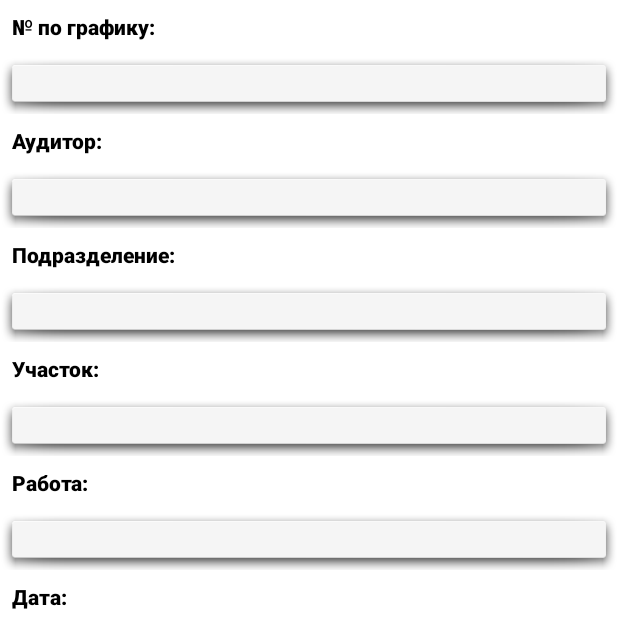
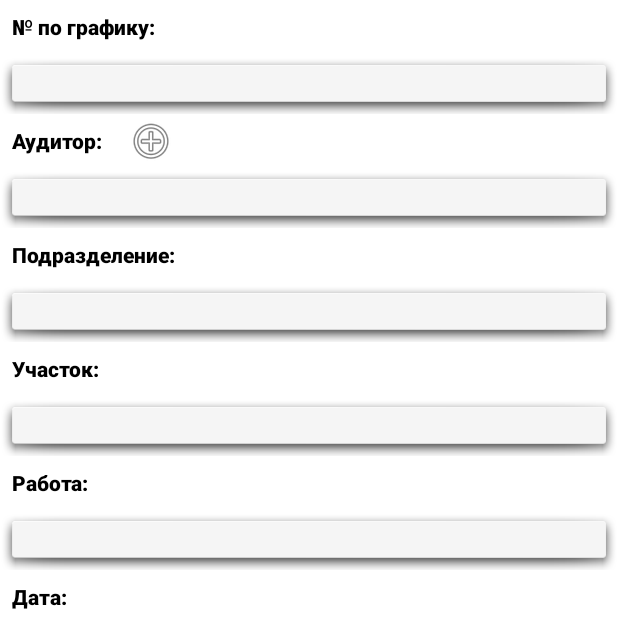
Before and after one commit to neguss/PAB, an Android app: the screen it shows after launch (MainActivity), on a phone screen of 412 x 824 dp, the top half of it. Run offline under Robolectric (Android 15) with nearby library versions, the phone set to English and light mode, and no system bars; Roboto replaces fonts that are not available here.

Commit message:
Create DBHelper class and activity_auditors.xml

```diff
--- /dev/null
+++ b/app/src/main/java/com/example/myapplication/DBHelper.kt
@@ -0,0 +1,67 @@
+package com.example.myapplication
+
+import android.content.ContentValues
+import android.content.Context
+import android.database.Cursor
+import android.database.sqlite.SQLiteDatabase
+import android.database.sqlite.SQLiteOpenHelper
+
+class DBHelper(context: Context, factory: SQLiteDatabase.CursorFactory?):
+    SQLiteOpenHelper(context,DATABASE_NAME,factory,DATABASE_VERSION) {
+
+    val DATABASE_CREATE="Create table if not exists "+ TABLE_NAME +"("+ ID_COL+" integer primary key autoincrement,"+ NAME_COL+" text,"+ DESCRIPTION+" text,"+LEVEL+" integer)"
+    override fun onCreate(db: SQLiteDatabase) {
+        db.execSQL(DATABASE_CREATE)
+    }
+
+    override fun onUpgrade(db: SQLiteDatabase, p1: Int, p2: Int) {
+    }
+
+    override fun onDowngrade(db: SQLiteDatabase, p1: Int, p2: Int) {
+    }
+
+
+
+    fun addRow(name:String, desc : String, lvl:String){
+        val values = ContentValues()
+        values.put(NAME_COL,name)
+        values.put(DESCRIPTION, desc)
+        values.put(LEVEL, lvl)
+        val db = this.writableDatabase
+        db.insert(TABLE_NAME, null, values)
+        db.close()
+    }
+
+    fun getObject(): Cursor? {
+
+        val db = this.readableDatabase
+        return db.rawQuery("SELECT * FROM OBJECT", null)
+
+    }
+
+    fun getRequirement(obj_id:String): Cursor? {
+
+        val db = this.readableDatabase
+        return db.rawQuery("SELECT REQ_NAME FROM REQUIREMENTS WHERE OBJ_ID="+obj_id, null)
+
+    }
+    fun getPers(): Cursor? {
+
+        val db = this.readableDatabase
+        return db.rawQuery("SELECT * FROM PERSON", null)
+
+    }
+
+
+
+    companion object{
+        private const val DATABASE_NAME = "audit_db"
+        private const val DATABASE_VERSION= 1
+        val TABLE_NAME = "Auditor_table"
+        val ID_COL = "ID"
+        val NAME_COL   = "AUDITOR_NAME"
+        val DESCRIPTION = "TITLE"
+        val LEVEL="LVL"
+
+    }
+}
--- a/app/src/main/java/com/example/myapplication/MainActivity.kt
+++ b/app/src/main/java/com/example/myapplication/MainActivity.kt
@@ -36,7 +36,9 @@ class MainActivity : Activity() {
         val tm=findViewById<EditText>(R.id.time_value)
         val start_button=findViewById<Button>(R.id.start_btn)
         val save_button=findViewById<Button>(R.id.Save)
+        val add_button=findViewById<ImageView>(R.id.AddPersButton)
         val chk_activity=Intent(this,CheckActivity::class.java)
+        val add_activity=Intent(this,auditors::class.java)
         var output:String=""
         var pers= arrayOf("Басов С.А.","Божко Д.В","Бойко Д.В","Большаков В.В.","Ворыпаев С.В","Егупов Н.А.","Зелепукин Д.А.","Илюшов И.Н.","Кайряк А.М.","Королев А.М.","Кузнецов А.С.","Куницин С.Н.","Левин А.А.","Логач Е.С.","Лямин П.И.","Миндагалиев Р.С.","Морозов Р.А.","Морхов Д.В.","Никитенко А.А.","Никитин А.А.","Потапов А.В.","Рудов М.В.","Скворцов И.А.","Смирнов Р.В.","Сухов В.А.","Халеев С.И.","Черпита О.В.","Чурилов Э.В.","Шацких С.А.")
         var auditorlvl= arrayOf(1,2,2,3,3,3,3,3,3,3,2,3,2,1,3,3,3,3,2,2,3,3,2,3,3,3,3,1,3)
@@ -45,6 +47,8 @@ class MainActivity : Activity() {
         fio.setAdapter(persadapt)
         var curr_dt=LocalDate.now().format(DateTimeFormatter.ofPattern("dd/MM/yyyy")).toString()
         ActivityCompat.requestPermissions(this,arrayOf(android.Manifest.permission.WRITE_EXTERNAL_STORAGE),12 )
+        val db=DBHelper(this,null)
+        val auditor_db=db.writableDatabase
         var db_source:String=Environment.DIRECTORY_DOCUMENTS
 
         dt.text=curr_dt
@@ -85,6 +89,9 @@ class MainActivity : Activity() {
             }
 
         }
+        add_button.setOnClickListener{
+            startActivityForResult(add_activity,1)
+        }
 
 
     }
--- a/app/src/main/res/layout/activity_main.xml
+++ b/app/src/main/res/layout/activity_main.xml
@@ -231,4 +231,14 @@
         app:layout_constraintStart_toStartOf="parent"
         app:layout_constraintTop_toBottomOf="@+id/pers_label" />
 
+    <ImageView
+        android:id="@+id/AddPersButton"
+        android:layout_width="wrap_content"
+        android:layout_height="wrap_content"
+        android:layout_marginStart="16dp"
+        android:src="@android:drawable/ic_menu_add"
+        app:layout_constraintBottom_toBottomOf="@+id/pers_label"
+        app:layout_constraintStart_toEndOf="@+id/pers_label"
+        app:layout_constraintTop_toTopOf="@+id/pers_label" />
+
 </androidx.constraintlayout.widget.ConstraintLayout>
```
Also changed, not shown: app/src/main/AndroidManifest.xml (+6 -1 lines), app/src/main/java/com/example/myapplication/auditors.kt (added, +13 -0 lines), app/src/main/res/layout/activity_auditors.xml (added, +9 -0 lines).
